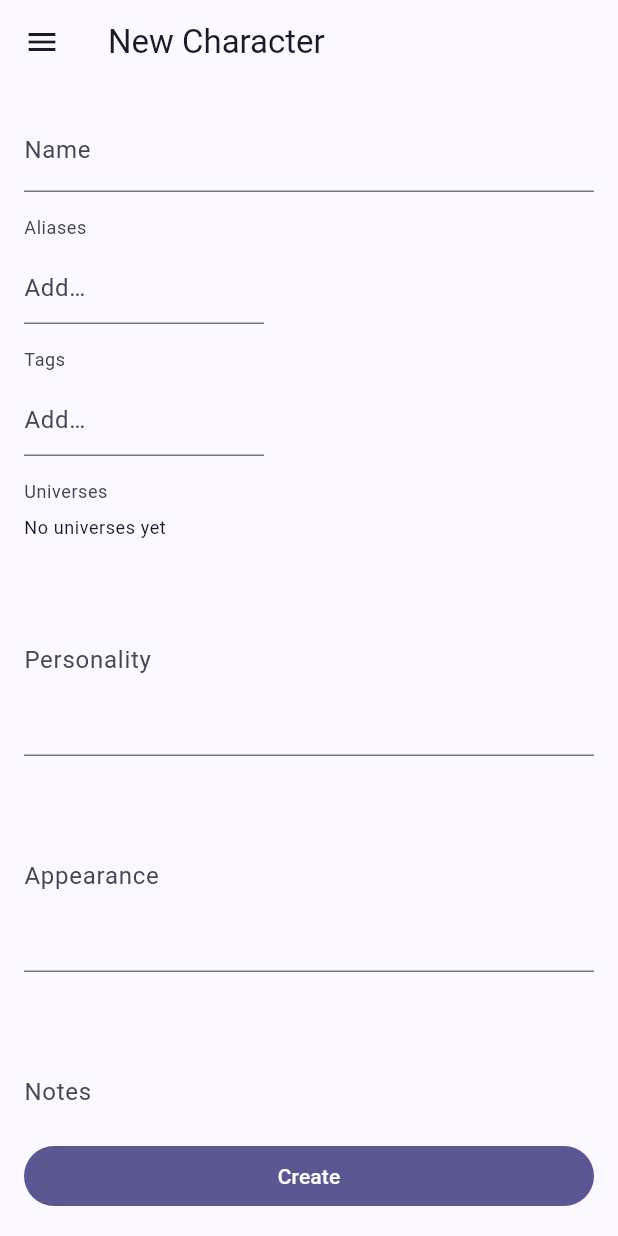
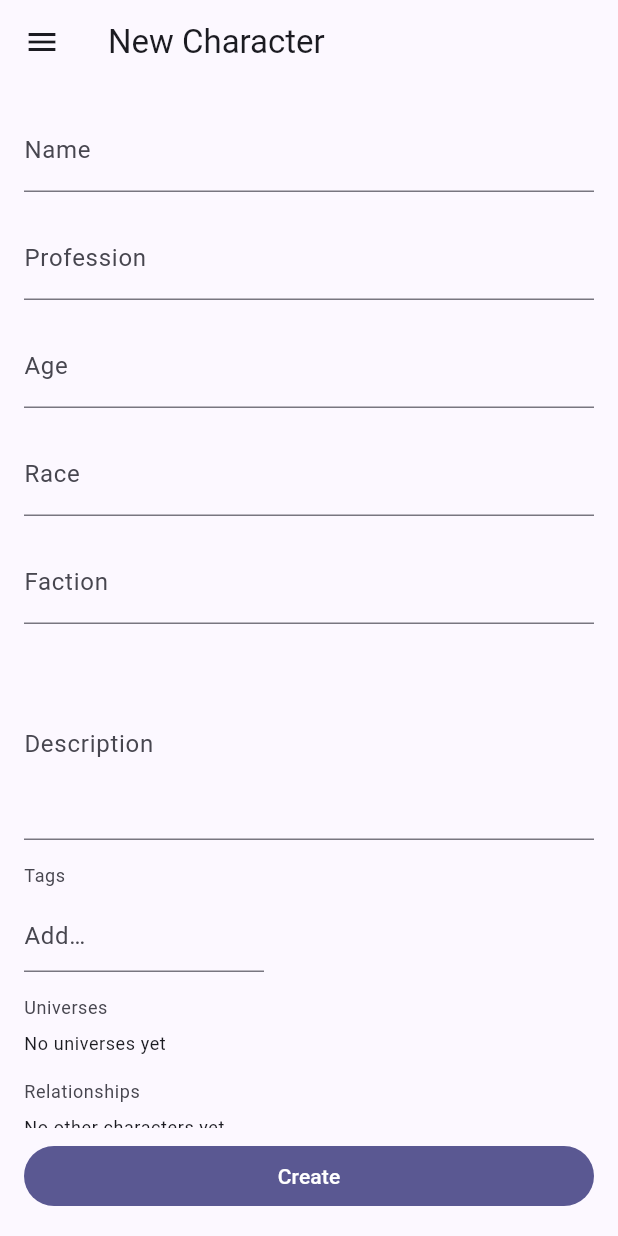
Before and after one commit to MatheusSantana64/VerseKeeper, a Flutter app: the EntityEditScreen screen opened directly with empty values, on a phone screen of 412 x 824 dp. Run offline on Flutter 3.47's test engine with Material 3 defaults, Android fonts, the phone set to English and light mode, and no system bars; our stand-ins replace drift, drift_flutter, firebase_core, flutter_riverpod, flutter_secure_storage, freezed_annotation and 1 more; missing offline and left inert: cryptography; accounts and stored records are empty; generated files the repository leaves out were written again.

Commit message:
feat(characters): add flat character schema, relationship editor and custom fields

```diff
--- a/lib/core/models/character.dart
+++ b/lib/core/models/character.dart
@@ -27,6 +27,26 @@ abstract class Character with _$Character implements StoredEntity {
 
     /// Primary display name, e.g. "Haru".
     required String name,
+
+    /// Occupation or role, e.g. "Swordfighter".
+    String? profession,
+
+    /// Free-form age, e.g. "34" or "Young adult".
+    String? age,
+
+    /// Free-form race/species label, e.g. "Human".
+    String? race,
+
+    /// Faction or group this character belongs to.
+    String? faction,
+
+    /// Long-form description.
+    String? description,
+
+    /// User-created custom field values, keyed by the id of the defining
+    /// [FieldDefinition]. Every character shares the same set of custom field
+    /// definitions, so all characters render the same extra inputs.
+    @Default(<String, String>{}) Map<String, String> customFields,
 
     /// Alternate names / nicknames.
     @Default(<String>[]) List<String> aliases,
--- a/lib/core/models/entity_type.dart
+++ b/lib/core/models/entity_type.dart
@@ -13,7 +13,8 @@ enum EntityType {
   location,
   item,
   species,
-  timelineEvent;
+  timelineEvent,
+  fieldDefinition;
 
   /// The name of the Firestore collection backing this entity type.
   ///
@@ -29,5 +30,6 @@ enum EntityType {
         EntityType.item => 'items',
         EntityType.species => 'species',
         EntityType.timelineEvent => 'timeline_events',
+        EntityType.fieldDefinition => 'field_definitions',
       };
 }
--- a/lib/data/local/entity_codecs.dart
+++ b/lib/data/local/entity_codecs.dart
@@ -1,6 +1,7 @@
 import '../../core/models/character.dart';
 import '../../core/models/character_version.dart';
 import '../../core/models/entity_type.dart';
+import '../../core/models/field_definition.dart';
 import '../../core/models/item.dart';
 import '../../core/models/location.dart';
 import '../../core/models/organization.dart';
@@ -33,7 +34,30 @@ class CharacterCodec extends BaseEntityCodec<Character> {
         e.notes,
         e.speechStyle,
         e.aiPrompt,
+        e.profession,
+        e.age,
+        e.race,
+        e.faction,
+        e.description,
+        ...e.customFields.values,
       ]);
+}
+
+class FieldDefinitionCodec extends BaseEntityCodec<FieldDefinition> {
+  const FieldDefinitionCodec();
+
+  @override
+  EntityType get type => EntityType.fieldDefinition;
+
+  @override
+  FieldDefinition fromJson(Map<String, dynamic> json) =>
+      FieldDefinition.fromJson(json);
+
+  @override
+  String nameOf(FieldDefinition e) => e.name;
+
+  @override
+  String searchTextOf(FieldDefinition e) => e.name;
 }
 
 class CharacterVersionCodec extends BaseEntityCodec<CharacterVersion> {
@@ -196,6 +220,7 @@ final Map<EntityType, EntityCodec> entityCodecs = {
   EntityType.item: ItemCodec(),
   EntityType.species: SpeciesCodec(),
   EntityType.timelineEvent: TimelineEventCodec(),
+  EntityType.fieldDefinition: FieldDefinitionCodec(),
 };
 
 /// Type-safe accessor for [entityCodecs].
--- a/lib/features/entity/entity_edit_screen.dart
+++ b/lib/features/entity/entity_edit_screen.dart
@@ -3,6 +3,7 @@ import 'package:flutter_riverpod/flutter_riverpod.dart';
 import 'package:go_router/go_router.dart';
 
 import '../../core/models/entity_type.dart';
+import '../../core/models/relationship.dart';
 import '../../core/models/stored_entity.dart';
 import '../../core/utils/id_generator.dart';
 import '../app_shell/app_drawer.dart';
@@ -30,6 +31,7 @@ class EntityEditScreen extends ConsumerStatefulWidget {
 class _EntityEditScreenState extends ConsumerState<EntityEditScreen> {
   final _formKey = GlobalKey<FormState>();
   final Map<String, TextEditingController> _controllers = {};
+  final Map<String, TextEditingController> _customControllers = {};
   final Map<String, dynamic> _values = {};
   final _idGenerator = const UuidIdGenerator();
   late final String _newId = _idGenerator.newId();
@@ -43,15 +45,16 @@ class _EntityEditScreenState extends ConsumerState<EntityEditScreen> {
   void initState() {
     super.initState();
     for (final spec in entityFormSpecs[widget.type]!) {
-      if (spec.kind == FormFieldKind.tags ||
-          spec.kind == FormFieldKind.entityPicker ||
-          spec.kind == FormFieldKind.entityPickerMulti) {
-        _values[spec.key] = spec.kind == FormFieldKind.tags ||
-                spec.kind == FormFieldKind.entityPickerMulti
-            ? const <String>[]
-            : null;
-      } else {
-        _controllers[spec.key] = TextEditingController();
+      switch (spec.kind) {
+        case FormFieldKind.tags:
+        case FormFieldKind.entityPickerMulti:
+          _values[spec.key] = const <String>[];
+        case FormFieldKind.entityPicker:
+          _values[spec.key] = null;
+        case FormFieldKind.relationshipList:
+          _values[spec.key] = const <Map<String, dynamic>>[];
+        default:
+          _controllers[spec.key] = TextEditingController();
       }
     }
   }
@@ -59,6 +62,9 @@ class _EntityEditScreenState extends ConsumerState<EntityEditScreen> {
   @override
   void dispose() {
     for (final controller in _controllers.values) {
+      controller.dispose();
+    }
+    for (final controller in _customControllers.values) {
       controller.dispose();
     }
     super.dispose();
@@ -81,6 +87,10 @@ class _EntityEditScreenState extends ConsumerState<EntityEditScreen> {
         case FormFieldKind.entityPickerMulti:
           _values[spec.key] =
               raw is List ? raw.cast<String>() : const <String>[];
+        case FormFieldKind.relationshipList:
+          _values[spec.key] = raw is List
+              ? raw.map((r) => (r as Relationship).toJson()).toList()
+              : const <Map<String, dynamic>>[];
       }
     }
   }
@@ -100,6 +110,9 @@ class _EntityEditScreenState extends ConsumerState<EntityEditScreen> {
         return _values[spec.key] as String?;
       case FormFieldKind.entityPickerMulti:
         return _values[spec.key] as List<String>? ?? const <String>[];
+      case FormFieldKind.relationshipList:
+        return _values[spec.key] as List<Map<String, dynamic>>? ??
+            const <Map<String, dynamic>>[];
     }
   }
 
@@ -110,6 +123,13 @@ class _EntityEditScreenState extends ConsumerState<EntityEditScreen> {
       for (final spec in entityFormSpecs[widget.type]!)
         spec.key: _valueFor(spec),
     };
+    if (widget.type == EntityType.character) {
+      values['customFields'] = <String, String>{
+        for (final entry in _customControllers.entries)
+          if (entry.value.text.trim().isNotEmpty)
+            entry.key: entry.value.text.trim(),
+      };
+    }
     final now = DateTime.now().toUtc().toIso8601String();
     final json = <String, dynamic>{
       ...?_existingJson,
@@ -178,6 +198,8 @@ class _EntityEditScreenState extends ConsumerState<EntityEditScreen> {
                   padding: const EdgeInsets.all(16),
                   children: [
                     for (final spec in specs) _buildField(spec),
+                    if (widget.type == EntityType.character)
+                      ..._buildCustomFields(),
                   ],
                 ),
               ),
@@ -269,6 +291,77 @@ class _EntityEditScreenState extends ConsumerState<EntityEditScreen> {
             onChanged: (ids) => setState(() => _values[spec.key] = List.of(ids)),
           ),
         );
+      case FormFieldKind.relationshipList:
+        return Padding(
+          padding: const EdgeInsets.only(bottom: 16),
+          child: _RelationshipListEditor(
+            relationships:
+                _values[spec.key] as List<Map<String, dynamic>>? ?? const [],
+            excludeId: widget.id,
+            onChanged: (relationships) =>
+                setState(() => _values[spec.key] = List.of(relationships)),
+          ),
+        );
+    }
+  }
+
+  /// Renders one editable input per defined custom field, creating and
+  /// pre-filling the backing controller lazily from the existing JSON.
+  List<Widget> _buildCustomFields() {
+    final defs = ref.watch(entityListProvider(EntityType.fieldDefinition));
+    return defs.when(
+      data: (definitions) {
+        _syncCustomControllers(definitions);
+        if (definitions.isEmpty) return const <Widget>[];
+        final theme = Theme.of(context);
+        return [
+          Padding(
+            padding: const EdgeInsets.only(top: 8, bottom: 16),
+            child: Row(
+              children: [
+                Text(
+                  'Custom fields',
+                  style: theme.textTheme.titleSmall,
+                ),
+                const Spacer(),
+                TextButton.icon(
+                  onPressed: () => context.go(
+                    '/library/${EntityType.fieldDefinition.name}',
+                  ),
+                  icon: const Icon(Icons.playlist_add, size: 18),
+                  label: const Text('Manage'),
+                ),
+              ],
+            ),
+          ),
+          for (final definition in definitions)
+            Padding(
+              padding: const EdgeInsets.only(bottom: 16),
+              child: TextFormField(
+                controller: _customControllers[definition.id],
+                decoration:
+                    InputDecoration(labelText: displayNameOf(definition)),
+              ),
+            ),
+        ];
+      },
+      loading: () => const <Widget>[],
+      error: (error, _) => [
+        Text('Could not load custom fields: $error'),
+      ],
+    );
+  }
+
+  void _syncCustomControllers(List<StoredEntity> definitions) {
+    final existing = _existingJson?['customFields'];
+    for (final definition in definitions) {
+      if (_customControllers.containsKey(definition.id)) continue;
+      final controller = TextEditingController();
+      if (existing is Map) {
+        final value = existing[definition.id];
+        if (value is String) controller.text = value;
+      }
+      _customControllers[definition.id] = controller;
     }
   }
 
@@ -466,3 +559,246 @@ class _EntityMultiPickerField extends ConsumerWidget {
     );
   }
 }
+
+/// Draft state for one relationship row in the character form.
+class _RelationshipDraft {
+  _RelationshipDraft({
+    this.otherCharacterId,
+    this.type = RelationshipType.friend,
+    String? customLabel,
+    String? notes,
+  })  : customLabelController = TextEditingController(text: customLabel),
+        notesController = TextEditingController(text: notes);
+
+  String? otherCharacterId;
+  RelationshipType type;
+  final TextEditingController customLabelController;
+  final TextEditingController notesController;
+
+  Map<String, dynamic> toJson() => {
+        'otherCharacterId': otherCharacterId,
+        'type': type.name,
+        if (customLabelController.text.trim().isNotEmpty)
+          'customLabel': customLabelController.text.trim(),
+        if (notesController.text.trim().isNotEmpty)
+          'notes': notesController.text.trim(),
+      };
+
+  void dispose() {
+    customLabelController.dispose();
+    notesController.dispose();
+  }
+}
+
+/// Editable list of [Relationship]s (nested editor for the character form).
+class _RelationshipListEditor extends ConsumerStatefulWidget {
+  const _RelationshipListEditor({
+    required this.relationships,
+    required this.excludeId,
+    required this.onChanged,
+  });
+
+  final List<Map<String, dynamic>> relationships;
+  final String? excludeId;
+  final ValueChanged<List<Map<String, dynamic>>> onChanged;
+
+  @override
+  ConsumerState<_RelationshipListEditor> createState() =>
+      _RelationshipListEditorState();
+}
+
+class _RelationshipListEditorState
+    extends ConsumerState<_RelationshipListEditor> {
+  late final List<_RelationshipDraft> _drafts;
+
+  @override
+  void initState() {
+    super.initState();
+    _drafts = widget.relationships
+        .map((json) => _RelationshipDraft(
+              otherCharacterId: json['otherCharacterId'] as String?,
+              type: RelationshipType.values.byName(json['type'] as String),
+              customLabel: json['customLabel'] as String?,
+              notes: json['notes'] as String?,
+            ))
+        .toList();
+  }
+
+  @override
+  void dispose() {
+    for (final draft in _drafts) {
+      draft.dispose();
+    }
+    super.dispose();
+  }
+
+  void _sync() {
+    widget.onChanged([
+      for (final draft in _drafts)
+        if (draft.otherCharacterId != null) draft.toJson(),
+    ]);
+  }
+
+  void _add() {
+    setState(() => _drafts.add(_RelationshipDraft()));
+    _sync();
+  }
+
+  void _remove(int index) {
+    _drafts.removeAt(index).dispose();
+    setState(() {});
+    _sync();
+  }
+
+  @override
+  Widget build(BuildContext context) {
+    final theme = Theme.of(context);
+    final candidates = ref.watch(entityListProvider(EntityType.character));
+
+    return Column(
+      crossAxisAlignment: CrossAxisAlignment.start,
+      children: [
+        Text(
+          'Relationships',
+          style: theme.textTheme.bodySmall?.copyWith(
+            color: theme.colorScheme.onSurfaceVariant,
+          ),
+        ),
+        const SizedBox(height: 8),
+        candidates.when(
+          data: (characters) {
+            if (_drafts.isEmpty && characters.isEmpty) {
+              return Text(
+                'No other characters yet',
+                style: theme.textTheme.bodySmall,
+              );
+            }
+            return Column(
+              crossAxisAlignment: CrossAxisAlignment.start,
+              children: [
+                for (var index = 0; index < _drafts.length; index++)
+                  _RelationshipTile(
+                    draft: _drafts[index],
+                    characters: characters,
+                    excludeId: widget.excludeId,
+                    onChanged: () => setState(_sync),
+                    onRemove: () => _remove(index),
+                  ),
+                OutlinedButton.icon(
+                  onPressed: _add,
+                  icon: const Icon(Icons.add),
+                  label: const Text('Add relationship'),
+                ),
+              ],
+            );
+          },
+          loading: () => const LinearProgressIndicator(),
+          error: (error, _) => Text('Could not load characters: $error'),
+        ),
+      ],
+    );
+  }
+}
+
+/// One editable relationship row.
+class _RelationshipTile extends StatelessWidget {
+  const _RelationshipTile({
+    required this.draft,
+    required this.characters,
+    required this.excludeId,
+    required this.onChanged,
+    required this.onRemove,
+  });
+
+  final _RelationshipDraft draft;
+  final List<StoredEntity> characters;
+  final String? excludeId;
+  final VoidCallback onChanged;
+  final VoidCallback onRemove;
+
+  @override
+  Widget build(BuildContext context) {
+    final options =
+        characters.where((character) => character.id != excludeId).toList();
+    final selectedTarget =
+        options.any((character) => character.id == draft.otherCharacterId)
+            ? draft.otherCharacterId
+            : '';
+    final typeValue = draft.type.name;
+
+    return Card(
+      margin: const EdgeInsets.only(bottom: 12),
+      child: Padding(
+        padding: const EdgeInsets.all(12),
+        child: Column(
+          children: [
+            Row(
+              crossAxisAlignment: CrossAxisAlignment.start,
+              children: [
+                Expanded(
+                  child: DropdownButtonFormField<String>(
+                    initialValue: selectedTarget,
+                    decoration: const InputDecoration(labelText: 'Character'),
+                    items: [
+                      const DropdownMenuItem<String>(
+                        value: '',
+                        child: Text('(Choose character)'),
+                      ),
+                      for (final character in options)
+                        DropdownMenuItem<String>(
+                          value: character.id,
+                          child: Text(
+                            displayNameOf(character),
+                            overflow: TextOverflow.ellipsis,
+                          ),
+                        ),
+                    ],
+                    onChanged: (value) {
+                      draft.otherCharacterId =
+                          (value == null || value.isEmpty) ? null : value;
+                      onChanged();
+                    },
+                  ),
+                ),
+                IconButton(
+                  onPressed: onRemove,
+                  icon: const Icon(Icons.close),
+                  tooltip: 'Remove relationship',
+                ),
+              ],
+            ),
+            DropdownButtonFormField<String>(
+              initialValue: typeValue,
+              decoration: const InputDecoration(labelText: 'Type'),
+              items: [
+                for (final type in RelationshipType.values)
+                  DropdownMenuItem<String>(
+                    value: type.name,
+                    child: Text(prettyLabel(type.name)),
+                  ),
+              ],
+              onChanged: (value) {
+                if (value != null) {
+                  draft.type = RelationshipType.values.byName(value);
+                  onChanged();
+                }
+              },
+            ),
+            if (draft.type == RelationshipType.custom)
+              TextField(
+                controller: draft.customLabelController,
+                decoration: const InputDecoration(labelText: 'Label'),
+                onChanged: (_) => onChanged(),
+              ),
+            TextField(
+              controller: draft.notesController,
+              decoration: const InputDecoration(labelText: 'Notes'),
+              maxLines: 2,
+              onChanged: (_) => onChanged(),
+            ),
+          ],
+        ),
+      ),
+    );
+  }
+}
--- a/lib/features/entity/entity_form_spec.dart
+++ b/lib/features/entity/entity_form_spec.dart
@@ -19,6 +19,9 @@ enum FormFieldKind {
 
   /// Reference to several other entities, picked with filter chips.
   entityPickerMulti,
+
+  /// Nested list of [Relationship]s to other entities.
+  relationshipList,
 }
 
 /// Defines one editable field of an entity type.
@@ -56,7 +59,11 @@ class FormFieldSpec {
 const Map<EntityType, List<FormFieldSpec>> entityFormSpecs = {
   EntityType.character: [
     FormFieldSpec(key: 'name', label: 'Name', kind: FormFieldKind.text, required: true),
-    FormFieldSpec(key: 'aliases', label: 'Aliases', kind: FormFieldKind.tags),
+    FormFieldSpec(key: 'profession', label: 'Profession', kind: FormFieldKind.text),
+    FormFieldSpec(key: 'age', label: 'Age', kind: FormFieldKind.text),
+    FormFieldSpec(key: 'race', label: 'Race', kind: FormFieldKind.text),
+    FormFieldSpec(key: 'faction', label: 'Faction', kind: FormFieldKind.text),
+    FormFieldSpec(key: 'description', label: 'Description', kind: FormFieldKind.multiline),
     FormFieldSpec(key: 'tags', label: 'Tags', kind: FormFieldKind.tags),
     FormFieldSpec(
       key: 'universeIds',
@@ -64,11 +71,7 @@ const Map<EntityType, List<FormFieldSpec>> entityFormSpecs = {
       kind: FormFieldKind.entityPickerMulti,
       referenceType: EntityType.universe,
     ),
-    FormFieldSpec(key: 'personality', label: 'Personality', kind: FormFieldKind.multiline),
-    FormFieldSpec(key: 'appearance', label: 'Appearance', kind: FormFieldKind.multiline),
-    FormFieldSpec(key: 'notes', label: 'Notes', kind: FormFieldKind.multiline),
-    FormFieldSpec(key: 'speechStyle', label: 'Speech style', kind: FormFieldKind.text),
-    FormFieldSpec(key: 'aiPrompt', label: 'AI prompt', kind: FormFieldKind.multiline),
+    FormFieldSpec(key: 'relationships', label: 'Relationships', kind: FormFieldKind.relationshipList),
   ],
   EntityType.characterVersion: [
     FormFieldSpec(
@@ -176,4 +179,7 @@ const Map<EntityType, List<FormFieldSpec>> entityFormSpecs = {
     FormFieldSpec(key: 'notes', label: 'Notes', kind: FormFieldKind.multiline),
     FormFieldSpec(key: 'tags', label: 'Tags', kind: FormFieldKind.tags),
   ],
+  EntityType.fieldDefinition: [
+    FormFieldSpec(key: 'name', label: 'Field name', kind: FormFieldKind.text, required: true),
+  ],
 };
--- a/lib/features/entity/entity_library_providers.dart
+++ b/lib/features/entity/entity_library_providers.dart
@@ -36,6 +36,8 @@ Stream<List<StoredEntity>> _watchAll(Ref ref, EntityType type) => switch (type)
       EntityType.species => ref.watch(speciesRepositoryProvider).watchAll(),
       EntityType.timelineEvent =>
         ref.watch(timelineEventRepositoryProvider).watchAll(),
+      EntityType.fieldDefinition =>
+        ref.watch(fieldDefinitionRepositoryProvider).watchAll(),
     };
 
 Future<int> _count(Ref ref, EntityType type) => switch (type) {
@@ -51,6 +53,8 @@ Future<int> _count(Ref ref, EntityType type) => switch (type) {
       EntityType.species => ref.watch(speciesRepositoryProvider).count(),
       EntityType.timelineEvent =>
         ref.watch(timelineEventRepositoryProvider).count(),
+      EntityType.fieldDefinition =>
+        ref.watch(fieldDefinitionRepositoryProvider).count(),
     };
 
 Stream<StoredEntity?> _watchById(Ref ref, EntityType type, String id) =>
@@ -68,4 +72,6 @@ Stream<StoredEntity?> _watchById(Ref ref, EntityType type, String id) =>
       EntityType.species => ref.watch(speciesRepositoryProvider).watchById(id),
       EntityType.timelineEvent =>
         ref.watch(timelineEventRepositoryProvider).watchById(id),
+      EntityType.fieldDefinition =>
+        ref.watch(fieldDefinitionRepositoryProvider).watchById(id),
     };
--- a/lib/features/entity/entity_type_config.dart
+++ b/lib/features/entity/entity_type_config.dart
@@ -66,6 +66,11 @@ const Map<EntityType, EntityTypeConfig> entityTypeConfigs = {
     singular: 'Timeline event',
     icon: Icons.schedule_outlined,
   ),
+  EntityType.fieldDefinition: EntityTypeConfig(
+    label: 'Character fields',
+    singular: 'Character field',
+    icon: Icons.playlist_add,
+  ),
 };
 
 /// Types promoted to first-class navigation/dashboard destinations.
```
Also changed, not shown: lib/core/models/field_definition.dart (added, +32 -0 lines), lib/data/repositories/repository_providers.dart (+9 -0 lines), lib/features/entity/entity_actions.dart (+8 -0 lines), lib/features/entity/entity_detail_screen.dart (+156 -4 lines), lib/core/models/character.freezed.dart, lib/core/models/character.g.dart, lib/core/models/field_definition.freezed.dart (added), lib/core/models/field_definition.g.dart (added), 4 other files.
